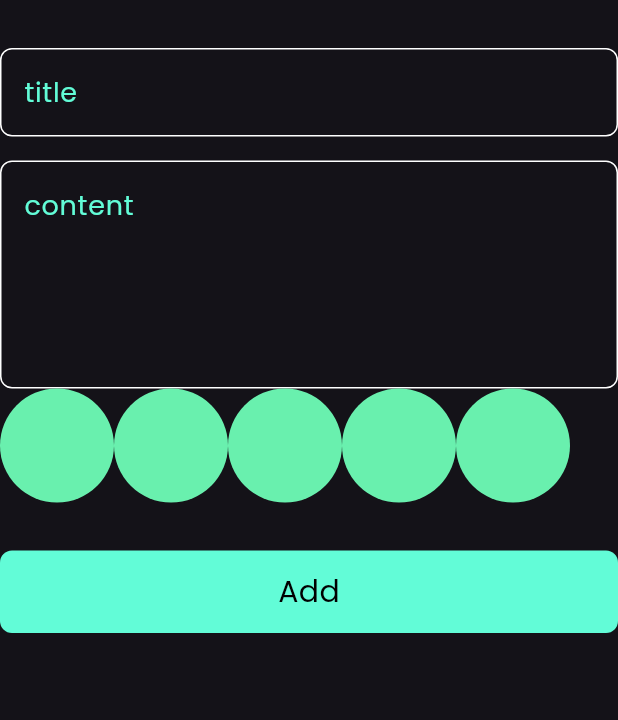
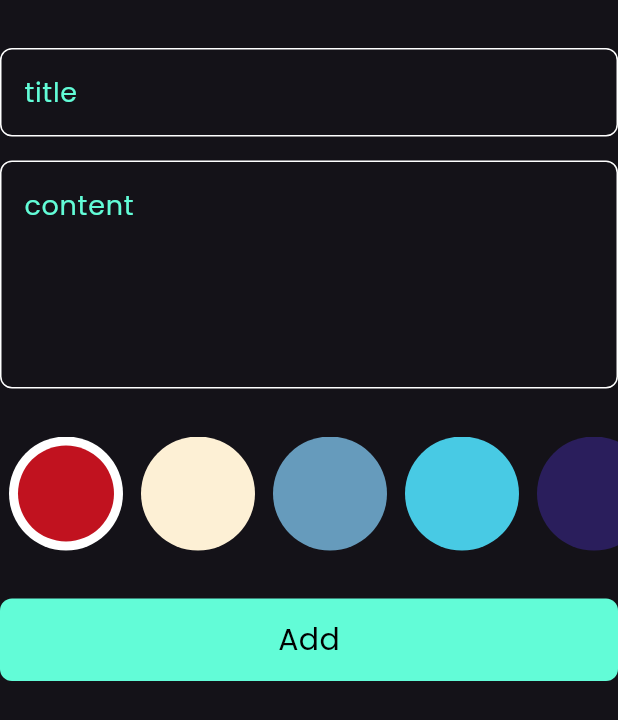
Before and after one commit to mano299/notes_app, a Flutter app: the AddNoteForm widget shown alone on an empty page, opened directly, on a phone screen of 412 x 824 dp. Shown: the top 720 px of the screen. Run offline on Flutter 3.47's test engine with Material 3 defaults, Android fonts, the phone set to English and light mode, and no system bars; our stand-ins replace bloc, flutter_bloc, font_awesome_flutter, hive, hive_flutter; accounts and stored records are empty.

Commit message:
colors list view part two

```diff
--- a/lib/widgets/add_note_form.dart
+++ b/lib/widgets/add_note_form.dart
@@ -42,6 +42,7 @@ class _AddNoteFormState extends State<AddNoteForm> {
             hint: 'content',
             maxLines: 5,
           ),
+          SizedBox(height: 32),
           ColorsListView(),
           SizedBox(height: 32),
           BlocBuilder<AddNoteCubit, AddNoteState>(
--- a/lib/widgets/colors_list_view.dart
+++ b/lib/widgets/colors_list_view.dart
@@ -1,30 +1,65 @@
-
 import 'package:flutter/material.dart';
 
 class ColorItem extends StatelessWidget {
-  const ColorItem({super.key});
+  const ColorItem({super.key, required this.isLoading, required this.color});
+  final bool isLoading;
+  final Color color;
 
   @override
   Widget build(BuildContext context) {
-    return CircleAvatar(
-      radius: 38,
-      backgroundColor: Colors.greenAccent,
-    );
+    return isLoading
+        ? CircleAvatar(
+            radius: 38,
+            backgroundColor: Colors.white,
+            child: CircleAvatar(
+              radius: 32,
+              backgroundColor: color,
+            ),
+          )
+        : CircleAvatar(
+            radius: 38,
+            backgroundColor: color,
+          );
   }
 }
 
-class ColorsListView extends StatelessWidget {
+class ColorsListView extends StatefulWidget {
   const ColorsListView({super.key});
 
+  @override
+  State<ColorsListView> createState() => _ColorsListViewState();
+}
+
+class _ColorsListViewState extends State<ColorsListView> {
+  int currentIndex = 0;
+  final List<Color> colors = const [
+    Color(0xffC1121F),
+    Color(0xffFDF0D5),
+    Color(0xff669BBC),
+    Color(0xff48cae4),
+    Color(0xff2A1E5C),
+  ];
   @override
   Widget build(BuildContext context) {
     return SizedBox(
       height: 38 * 2,
       child: ListView.builder(
-        itemCount: 5,
+          itemCount: 5,
           scrollDirection: Axis.horizontal,
           itemBuilder: (context, index) {
-            return ColorItem();
+            return Padding(
+              padding: const EdgeInsets.symmetric(horizontal: 6.0),
+              child: GestureDetector(
+                onTap: () {
+                  currentIndex = index;
+                  setState(() {});
+                },
+                child: ColorItem(
+                  color: colors[index],
+                  isLoading: currentIndex == index,
+                ),
+              ),
+            );
           }),
     );
   }
```
